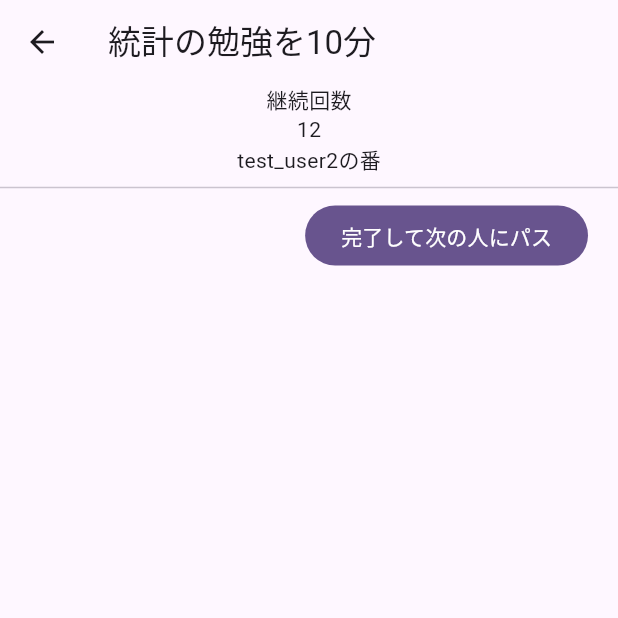
After one commit to cat-katsushika/project2_mobile, a Flutter app: the screen it shows after launch, after a tap on "統計の勉強を10分", on a phone screen of 412 x 824 dp, the top half of it. The commit adds this screen. Run offline on Flutter 3.47's test engine with Material 3 defaults, Android fonts, the phone set to English and light mode, and no system bars; our stand-ins replace flutter_riverpod, flutter_secure_storage, freezed_annotation, go_router, riverpod_annotation; generated files the repository leaves out were written again.

Commit message:
一時保存

```diff
--- a/lib/components/bottom_navigation_bar.dart
+++ b/lib/components/bottom_navigation_bar.dart
@@ -9,26 +9,51 @@ class MyBottomNavigationBar extends StatelessWidget {
     required this.onItemTapped,
   });
 
+  // @override
+  // Widget build(BuildContext context) {
+  //   return BottomNavigationBar(
+  //     items: const <BottomNavigationBarItem>[
+  //       BottomNavigationBarItem(
+  //         icon: Icon(Icons.home),
+  //         label: '',
+  //       ),
+  //       BottomNavigationBarItem(
+  //         icon: Icon(Icons.search),
+  //         label: '',
+  //       ),
+  //       BottomNavigationBarItem(
+  //         icon: Icon(Icons.settings),
+  //         label: '',
+  //       ),
+  //     ],
+  //     currentIndex: selectedIndex,
+  //     selectedItemColor: Colors.amber[800],
+  //     onTap: onItemTapped,
+  //   );
+  // }
+
   @override
   Widget build(BuildContext context) {
-    return BottomNavigationBar(
-      items: const <BottomNavigationBarItem>[
-        BottomNavigationBarItem(
-          icon: Icon(Icons.home),
+    return NavigationBar(
+      backgroundColor: const Color(0xFFF2ECF4),
+      onDestinationSelected: onItemTapped,
+      indicatorColor: const Color(0xFFE9DEF8),
+      selectedIndex: selectedIndex,
+      destinations: const <Widget>[
+        NavigationDestination(
+          selectedIcon: Icon(Icons.home),
+          icon: Icon(Icons.home_outlined),
           label: '',
         ),
-        BottomNavigationBarItem(
+        NavigationDestination(
           icon: Icon(Icons.search),
           label: '',
         ),
-        BottomNavigationBarItem(
-          icon: Icon(Icons.settings),
+        NavigationDestination(
+            icon: Icon(Icons.settings),
           label: '',
         ),
       ],
-      currentIndex: selectedIndex,
-      selectedItemColor: Colors.amber[800],
-      onTap: onItemTapped,
     );
   }
 }
--- a/lib/components/my_home_page/my_team_list_view.dart
+++ b/lib/components/my_home_page/my_team_list_view.dart
@@ -2,6 +2,8 @@ import 'package:flutter/material.dart';
 import 'package:project2_mobile/components/my_home_page/my_team_list_view/my_teams_list.dart';
 
 class MyTeamListView extends StatelessWidget {
+  const MyTeamListView({Key? key}) : super(key: key);
+
   @override
   Widget build(BuildContext context) {
     return const MyTeamsList();
--- a/lib/components/my_home_page/my_team_list_view/my_teams_list.dart
+++ b/lib/components/my_home_page/my_team_list_view/my_teams_list.dart
@@ -3,6 +3,7 @@ import 'package:flutter_riverpod/flutter_riverpod.dart';
 
 import 'package:project2_mobile/models/team.dart';
 import 'package:project2_mobile/providers/team_provider.dart';
+import 'package:project2_mobile/pages/team_detail_page.dart';
 
 class MyTeamsList extends ConsumerWidget {
   const MyTeamsList({super.key});
@@ -13,19 +14,58 @@ class MyTeamsList extends ConsumerWidget {
 
     return Center(
       child: teams.when(
-        data: (value) => ListView.builder(
-          itemCount: value.length,
-          itemBuilder: (context, index) {
-            final team = value[index];
-            return ListTile(
-              title: Text(team.name),
-              subtitle: Text(team.description),
+        data: (value) {
+          if (value.isEmpty) {
+            return const TeamIsNotExists();
+          }
+          else {
+            return ListView.builder(
+              itemCount: value.length,
+              itemBuilder: (context, index) {
+                final team = value[index];
+                return TeamCard(team: team);
+              },
             );
-          },
-        ),
+          }
+        },
         error: (error, stack) => Text('エラーが発生しました: $error'),
         loading: () => const CircularProgressIndicator(),
       ),
     );
   }
 }
+
+class TeamCard extends StatelessWidget {
+  final Team team;
+
+  const TeamCard({super.key, required this.team});
+
+  @override
+  Widget build(BuildContext context) {
+    return Card.outlined(
+      child: InkWell(
+        onTap: () {
+          // チーム詳細画面へ遷移
+          Navigator.push(context, MaterialPageRoute(builder: (context) => TeamDetailPage(team: team)));
+        },
+        child: Column(
+          children: <Widget>[
+            ListTile(
+              title: Text(team.name),
+              subtitle: Text(team.description),
+            ),
+          ],
+        ),
+      )
+    );
+  }
+}
+
+class TeamIsNotExists extends StatelessWidget {
+  const TeamIsNotExists({super.key});
+
+  @override
+  Widget build(BuildContext context) {
+    return const Text('チームがありません');
+  }
+}
--- a/lib/main.dart
+++ b/lib/main.dart
@@ -15,7 +15,7 @@ void main() {
         theme: ThemeData(
           colorScheme: ColorScheme.fromSeed(
             seedColor: Colors.deepPurple,
-            brightness: Brightness.dark,
+            brightness: Brightness.light,
           ),
           useMaterial3: true,
         ),
--- a/lib/models/team.dart
+++ b/lib/models/team.dart
@@ -14,3 +14,36 @@ class Team with _$Team {
 
   factory Team.fromJson(Map<String, dynamic> json) => _$TeamFromJson(json);
 }
+
+@freezed
+class Task with _$Task {
+  const factory Task({
+    required String id,
+    required String user,
+    @JsonKey(name: 'created_at') required String createdAt,
+  }) = _Task;
+
+  factory Task.fromJson(Map<String, dynamic> json) => _$TaskFromJson(json);
+}
+
+@freezed
+class User with _$User {
+  const factory User({
+    required String id,
+    required String username,
+  }) = _User;
+
+  factory User.fromJson(Map<String, dynamic> json) => _$UserFromJson(json);
+}
+
+@freezed
+class TeamDetail with _$TeamDetail {
+  const factory TeamDetail({
+    required Team team,
+    required Task task,
+    @JsonKey(name: 'continuation_count') required int continuationCount,
+    required List<User> users,
+  }) = _TeamDetail;
+
+  factory TeamDetail.fromJson(Map<String, dynamic> json) => _$TeamDetailFromJson(json);
+}
--- a/lib/pages/my_home_page.dart
+++ b/lib/pages/my_home_page.dart
@@ -1,8 +1,6 @@
 import 'package:flutter/material.dart';
-import 'package:project2_mobile/components/my_home_page/add_team_view.dart';
 import 'package:project2_mobile/components/my_home_page/my_floating_action_button.dart';
 import 'package:project2_mobile/components/bottom_navigation_bar.dart';
-import 'package:project2_mobile/components/my_home_page/my_team_list_view/my_teams_list.dart';
 import 'package:project2_mobile/components/my_home_page/team_search_view.dart';
 import 'package:project2_mobile/components/my_home_page/my_team_list_view.dart';
 import 'package:project2_mobile/components/my_home_page/others_view.dart';
--- /dev/null
+++ b/lib/pages/team_detail_page.dart
@@ -0,0 +1,72 @@
+import 'package:flutter/material.dart';
+import 'package:project2_mobile/models/team.dart';
+import 'package:project2_mobile/utils/fetch_team_detail.dart';
+
+class TeamDetailPage extends StatelessWidget {
+
+  final Team team;
+  final Future<TeamDetail> teamDetail;
+
+  TeamDetailPage({Key? key, required this.team}) :
+  teamDetail = fetchTeamDetail(team.id),
+  super(key: key);
+
+  @override
+  Widget build(BuildContext context) {
+    return Scaffold(
+      appBar: AppBar(
+        title: Text(team.name),
+      ),
+      body: Center(
+        child: TeamDetailView(team: team)
+      ),
+    );
+  }
+}
+
+
+
+class TeamDetailView extends StatelessWidget {
+  final Team team;
+  final Future<TeamDetail> teamDetail;
+
+  TeamDetailView({Key? key, required this.team}) :
+  teamDetail = fetchTeamDetail(team.id),
+  super(key: key);
+
+  @override
+  Widget build(BuildContext context) {
+    return FutureBuilder<TeamDetail>(
+      future: teamDetail,
+      builder: (context, snapshot) {
+        if (snapshot.connectionState == ConnectionState.waiting) {
+          return const Center(child: CircularProgressIndicator());
+        } else if (snapshot.hasError) {
+          return Center(child: Text('Error: ${snapshot.error}'));
+        } else if (snapshot.hasData) {
+          return Center(
+            child: Column(
+              children: <Widget>[
+                const Text('継続回数'),
+                Text('${snapshot.data!.continuationCount}'),
+                Text('${snapshot.data!.task.user}の番'),
+                const Divider(),
+                Padding(
+                  padding: const EdgeInsets.only(right: 20.0),
+                  child: Row(
+                  mainAxisAlignment: MainAxisAlignment.end,
+                  children: <Widget>[
+                    FilledButton(onPressed: () {}, child: const Text('完了して次の人にパス'))
+                  ]
+                )
+                )
+              ],
+            ),
+          );
+        } else {
+          return const Center(child: Text('No data available'));
+        }
+      },
+    );
+  }
+}
--- /dev/null
+++ b/lib/utils/fetch_team_detail.dart
@@ -0,0 +1,23 @@
+import 'package:flutter/material.dart';
+import 'package:project2_mobile/models/team.dart';
+
+Future<TeamDetail> fetchTeamDetail(String id) async {
+  final Map<String, dynamic> jsonData = {
+    "team": {
+      "id": "c1c61f36-6032-4d39-a649-6ad16ee4f00c",
+      "name": "統計の勉強を10分",
+      "description": "統計の勉強を10分取り組んだらOKです"
+    },
+    "task": {
+      "id": "b22157a3-5951-48c4-b6fa-721b17d55d45",
+      "user": "test_user2",
+      "created_at": "2023-09-13T21:43:49+09:00"
+    },
+    "continuation_count": 12,
+    "users": [
+      {"id": "b22157a3-5951-48c4-b6fa-721b17d55d45", "username": "testuser1"}
+    ]
+  };
+  TeamDetail aaa = TeamDetail.fromJson(jsonData);
+  return aaa;
+}
```
Also changed, not shown: lib/components/my_home_page/my_floating_action_button.dart (+103 -18 lines), lib/providers/team_provider.dart (+37 -27 lines), lib/models/team.freezed.dart, lib/models/team.g.dart, lib/providers/team_provider.g.dart.
